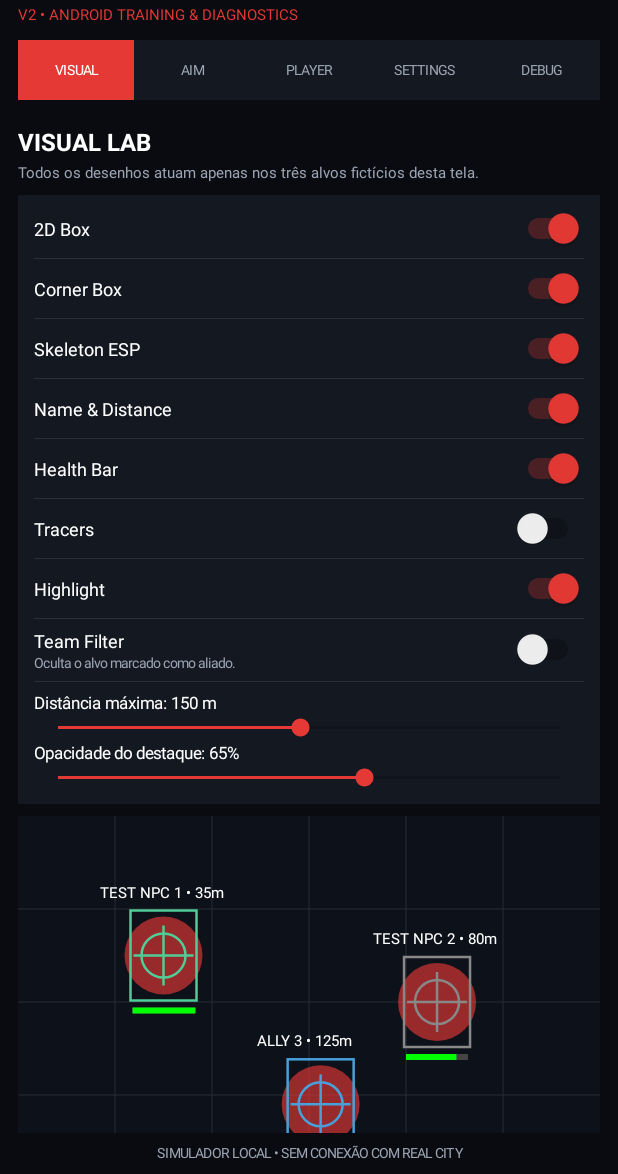
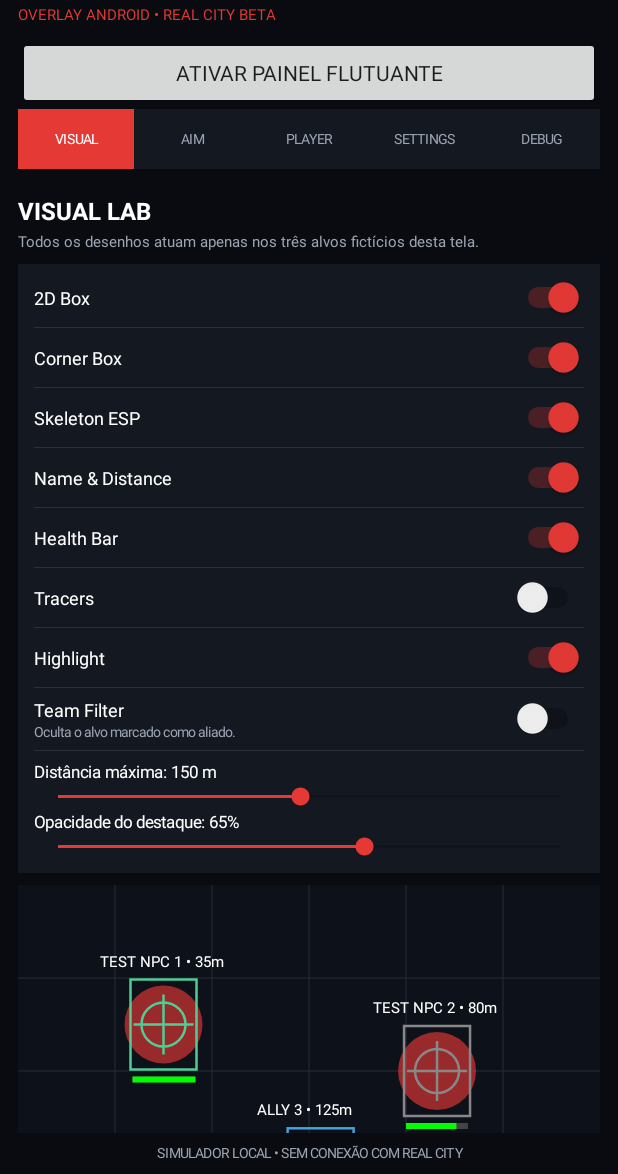
Before and after one commit to Crebejcon/REAL-CITY-RAM, an Android app: the screen it shows after launch (MainActivity), on a phone screen of 412 x 824 dp, the part 62-1236 px from its top. Run offline under Robolectric (Android 15) with nearby library versions, the phone set to English and light mode, and no system bars.

Commit message:
Add floating overlay activation to app

```diff
--- a/app/src/main/java/com/realcity/ram/MainActivity.kt
+++ b/app/src/main/java/com/realcity/ram/MainActivity.kt
@@ -7,6 +7,10 @@ import android.graphics.*
 import android.view.*
 import android.widget.*
 import android.os.Debug
+import android.provider.Settings
+import android.content.Intent
+import android.net.Uri
+import android.os.Build
 import kotlin.math.*
 
 class MainActivity : Activity() {
@@ -34,7 +38,20 @@ class MainActivity : Activity() {
         root=LinearLayout(this).apply { orientation=LinearLayout.VERTICAL; setBackgroundColor(bg); setPadding(dp(12),dp(10),dp(12),dp(8)) }
         val header=LinearLayout(this).apply { orientation=LinearLayout.VERTICAL }
         header.addView(TextView(this).apply { text="REAL CITY RAM"; textSize=23f; setTextColor(Color.WHITE); setTypeface(null,Typeface.BOLD) })
-        header.addView(TextView(this).apply { text="V2 • ANDROID TRAINING & DIAGNOSTICS"; textSize=10f; setTextColor(red); setPadding(0,dp(3),0,dp(10)) })
+        header.addView(TextView(this).apply { text="OVERLAY ANDROID • REAL CITY BETA"; textSize=10f; setTextColor(red); setPadding(0,dp(3),0,dp(8)) })
+        header.addView(Button(this).apply {
+            text="ATIVAR PAINEL FLUTUANTE"
+            setOnClickListener {
+                if (Build.VERSION.SDK_INT >= 23 && !Settings.canDrawOverlays(this@MainActivity)) {
+                    startActivity(Intent(Settings.ACTION_MANAGE_OVERLAY_PERMISSION, Uri.parse("package:" + packageName)))
+                    Toast.makeText(this@MainActivity, "Autorize aparecer sobre outros apps e volte aqui.", Toast.LENGTH_LONG).show()
+                } else {
+                    val service = Intent(this@MainActivity, OverlayService::class.java)
+                    if (Build.VERSION.SDK_INT >= 26) startForegroundService(service) else startService(service)
+                    Toast.makeText(this@MainActivity, "Painel flutuante ativado.", Toast.LENGTH_SHORT).show()
+                }
+            }
+        })
         root.addView(header)
         val tabs=LinearLayout(this).apply { orientation=LinearLayout.HORIZONTAL }
         listOf("VISUAL","AIM","PLAYER","SETTINGS","DEBUG").forEach { t ->
```
